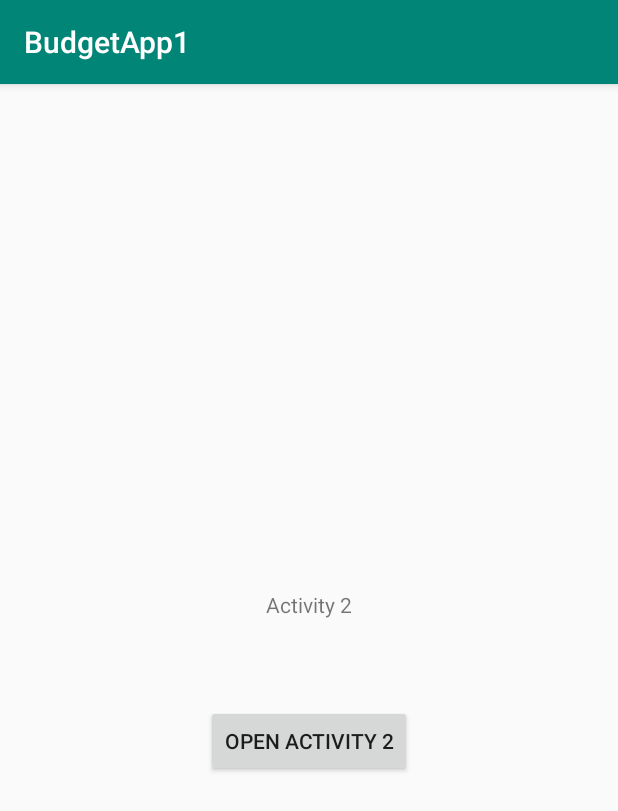
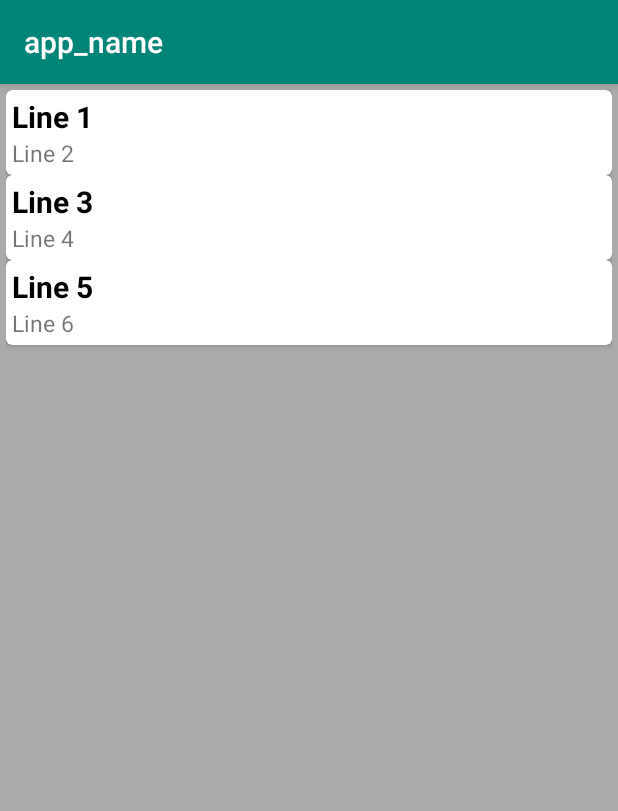
Before and after one commit to eliu72/ellehacks2020, an Android app: the BudgetAccount screen opened directly, with no data from a screen before it, on a phone screen of 412 x 824 dp. Shown: the top 811 px of the screen. Run offline under Robolectric (Android 15) with nearby library versions, the phone set to English and light mode, and no system bars.

Commit message:
cards list

```diff
--- a/BudgetApp1/app/src/main/AndroidManifest.xml
+++ b/BudgetApp1/app/src/main/AndroidManifest.xml
@@ -2,10 +2,12 @@
 <manifest xmlns:android="http://schemas.android.com/apk/res/android"
     package="com.example.budgetapp1">
 
+    <uses-permission android:name="android.permission.INTERNET"/>
+
     <application
         android:allowBackup="true"
         android:icon="@mipmap/ic_launcher"
-        android:label="@string/app_name"
+        android:label="app_name"
         android:roundIcon="@mipmap/ic_launcher_round"
         android:supportsRtl="true"
         android:theme="@style/AppTheme">
--- a/BudgetApp1/app/src/main/java/com/example/budgetapp1/BudgetAccount.java
+++ b/BudgetApp1/app/src/main/java/com/example/budgetapp1/BudgetAccount.java
@@ -1,14 +1,37 @@
 package com.example.budgetapp1;
 
 import androidx.appcompat.app.AppCompatActivity;
+import androidx.recyclerview.widget.LinearLayoutManager;
+import androidx.recyclerview.widget.RecyclerView;
 
 import android.os.Bundle;
+import android.widget.ImageView;
+
+import java.util.ArrayList;
 
 public class BudgetAccount extends AppCompatActivity {
+    private RecyclerView mRecyclerView;
+    private RecyclerView.Adapter mAdapter;
+    private RecyclerView.LayoutManager mLayoutManager;
+
 
     @Override
     protected void onCreate(Bundle savedInstanceState) {
         super.onCreate(savedInstanceState);
         setContentView(R.layout.activity_budget_account);
+
+        ArrayList<Card> cardList = new ArrayList<>();
+        cardList.add(new Card("Line 1", "Line 2"));
+        cardList.add(new Card("Line 3", "Line 4"));
+        cardList.add(new Card("Line 5", "Line 6"));
+
+        mRecyclerView = findViewById(R.id.recyclerView);
+        mRecyclerView.setHasFixedSize(true);
+        mLayoutManager = new LinearLayoutManager(this);
+        mAdapter = new ExampleAdapter(cardList);
+
+        mRecyclerView.setLayoutManager(mLayoutManager);
+        mRecyclerView.setAdapter(mAdapter);
+
     }
 }
--- /dev/null
+++ b/BudgetApp1/app/src/main/java/com/example/budgetapp1/Card.java
@@ -0,0 +1,26 @@
+package com.example.budgetapp1;
+
+public class Card {
+    //private int mImageResource;
+    private String mText1;
+    private String mText2;
+
+    public Card(/*int imageResource, */String text1, String text2){
+        //mImageResource = imageResource;
+        mText1 = text1;
+        mText2 = text2;
+    }
+
+    /*
+    public int getImageResource(){
+        return mImageResource;
+    }*/
+
+    public String getText1(){
+        return mText1;
+    }
+
+    public String getText2(){
+        return mText2;
+    }
+}
--- /dev/null
+++ b/BudgetApp1/app/src/main/java/com/example/budgetapp1/ExampleAdapter.java
@@ -0,0 +1,54 @@
+package com.example.budgetapp1;
+
+import android.view.LayoutInflater;
+import android.view.View;
+import android.view.ViewGroup;
+import android.widget.TextView;
+
+import androidx.annotation.NonNull;
+import androidx.recyclerview.widget.RecyclerView;
+
+import java.util.ArrayList;
+
+public class ExampleAdapter extends RecyclerView.Adapter<ExampleAdapter.ExampleViewHolder> {
+
+    private ArrayList<Card> mCardList;
+    public static class ExampleViewHolder extends RecyclerView.ViewHolder{
+
+        //public ImageView mImageView;
+        public TextView mTextView1;
+        public TextView mTextView2;
+
+        public ExampleViewHolder(View itemView){
+            super(itemView);
+            mTextView1 = itemView.findViewById(R.id.textView);
+            mTextView2 = itemView.findViewById(R.id.textView2);
+        }
+    }
+
+    public ExampleAdapter(ArrayList<Card> cardList){
+        mCardList = cardList;
+    }
+
+    @NonNull
+    @Override
+    public ExampleViewHolder onCreateViewHolder(@NonNull ViewGroup parent, int viewType) {
+        View v = LayoutInflater.from(parent.getContext()).inflate(R.layout.card1, parent, false);
+        ExampleViewHolder evh = new ExampleViewHolder(v);
+        return evh;
+    }
+
+    @Override
+    public void onBindViewHolder(@NonNull ExampleViewHolder holder, int position) {
+        Card currentItem = mCardList.get(position);
+
+        holder.mTextView1.setText(currentItem.getText1());
+        holder.mTextView2.setText(currentItem.getText2());
+
+    }
+
+    @Override
+    public int getItemCount() {
+        return mCardList.size();
+    }
+}
--- a/BudgetApp1/app/src/main/res/layout/activity_budget_account.xml
+++ b/BudgetApp1/app/src/main/res/layout/activity_budget_account.xml
@@ -4,22 +4,15 @@
     xmlns:tools="http://schemas.android.com/tools"
     android:layout_width="match_parent"
     android:layout_height="match_parent"
+    android:orientation="vertical"
     tools:context=".MainActivity">
 
-    <TextView
-        android:layout_width="wrap_content"
-        android:layout_height="wrap_content"
-        android:layout_alignParentTop="true"
-        android:layout_centerHorizontal="true"
-        android:layout_marginTop="337dp"
-        android:text="Activity 2" />
+    <androidx.recyclerview.widget.RecyclerView
+        android:id="@+id/recyclerView"
+        android:layout_width="match_parent"
+        android:layout_height="match_parent"
+        android:padding="4dp"
+        android:scrollbars="vertical"
+        android:background="@android:color/darker_gray"/>
 
-    <Button
-        android:id="@+id/button"
-        android:layout_width="wrap_content"
-        android:layout_height="wrap_content"
-        android:layout_alignParentBottom="true"
-        android:layout_centerHorizontal="true"
-        android:layout_marginBottom="306dp"
-        android:text="open activity 2" />
 </RelativeLayout>
--- /dev/null
+++ b/BudgetApp1/app/src/main/res/layout/card1.xml
@@ -0,0 +1,36 @@
+<?xml version="1.0" encoding="utf-8"?>
+<androidx.cardview.widget.CardView xmlns:android="http://schemas.android.com/apk/res/android"
+    android:layout_width="match_parent"
+    android:layout_height="wrap_content"
+    xmlns:app="http://schemas.android.com/apk/res-auto"
+    app:cardCornerRadius="4dp">
+
+    <RelativeLayout
+        android:layout_width="match_parent"
+        android:layout_height="match_parent"
+        android:layout_margin="4dp">
+
+        <TextView
+            android:id="@+id/textView"
+            android:layout_width="wrap_content"
+            android:layout_height="wrap_content"
+            android:text="Gong Cha"
+            android:textSize="20sp"
+            android:textStyle="bold"
+            android:textColor="@android:color/black"
+            android:layout_alignParentTop="true"/>
+
+        <TextView
+            android:id="@+id/textView2"
+            android:layout_width="wrap_content"
+            android:layout_height="wrap_content"
+            android:layout_below="@+id/textView"
+            android:text="Budget: $15.00       Spent: $6.56       Remaining: $8.44"
+            android:textSize="15sp" />
+
+
+    </RelativeLayout>
+
+
+
+</androidx.cardview.widget.CardView>
--- a/BudgetApp1/app/src/main/res/values/strings.xml
+++ /dev/null
@@ -1,3 +0,0 @@
-<resources>
-    <string name="app_name">BudgetApp1</string>
-</resources>
--- a/BudgetApp1/build.gradle
+++ b/BudgetApp1/build.gradle
@@ -7,7 +7,7 @@ buildscript {
 
     }
     dependencies {
-        classpath 'com.android.tools.build:gradle:3.5.3'
+        classpath 'com.android.tools.build:gradle:3.4.2'
 
         // NOTE: Do not place your application dependencies here; they belong
         // in the individual module build.gradle files
@@ -18,6 +18,9 @@ allprojects {
     repositories {
         google()
         jcenter()
+        maven{
+            url "https://maven.google.com"
+        }
 
     }
 }
--- a/BudgetApp1/gradle.properties
+++ b/BudgetApp1/gradle.properties
@@ -6,7 +6,7 @@
 # http://www.gradle.org/docs/current/userguide/build_environment.html
 # Specifies the JVM arguments used for the daemon process.
 # The setting is particularly useful for tweaking memory settings.
-org.gradle.jvmargs=-Xmx1536m
+org.gradle.jvmargs=-Xmx1536m -Duser.country=US -Duser.language=en
 # When configured, Gradle will run in incubating parallel mode.
 # This option should only be used with decoupled projects. More details, visit
 # http://www.gradle.org/docs/current/userguide/multi_project_builds.html#sec:decoupled_projects
```
Also changed, not shown: BudgetApp1/app/build.gradle (+5 -2 lines), BudgetApp1/app/src/main/res/layout/activity_main.xml (+73 -11 lines).
